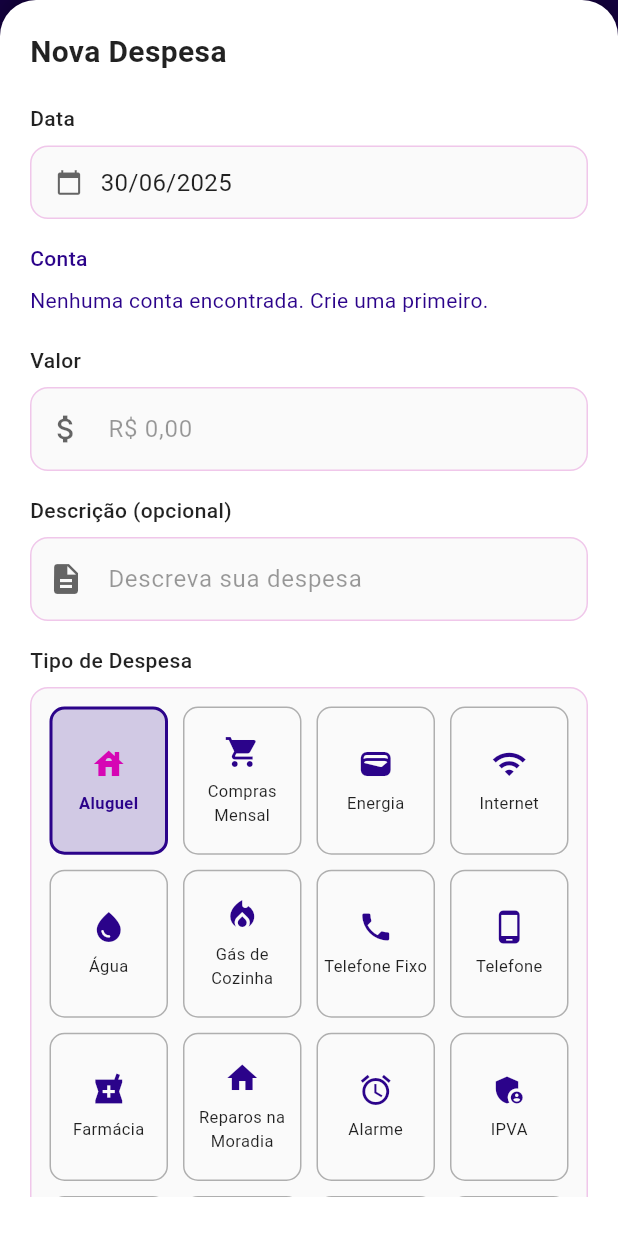
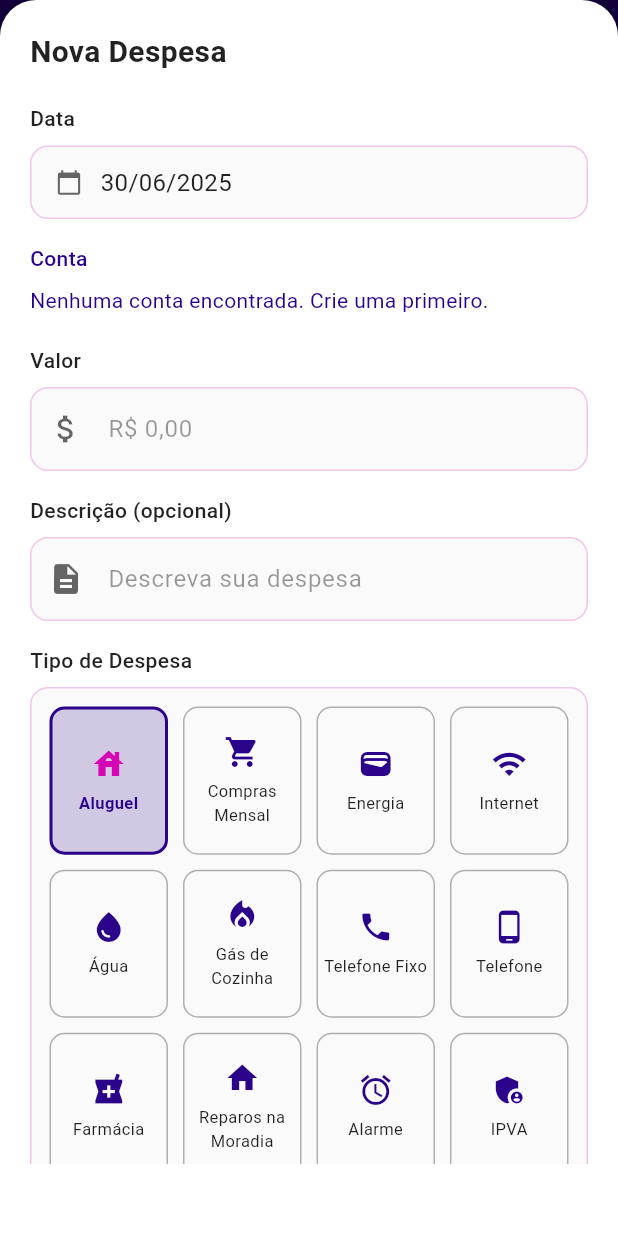
Before and after one commit to jhonnylucius/economize, a Flutter app: the CostsScreen screen opened by its route, after a tap on "Adicionar Despesa", on a phone screen of 412 x 824 dp. Run offline on Flutter 3.47's test engine with Material 3 defaults, Android fonts, the phone set to English and light mode, and no system bars; our stand-ins replace fl_chart, flutter_local_notifications, logger, mask_text_input_formatter, pdf, percent_indicator and 6 more; accounts and stored records are empty.

Commit message:
fix: ajustar valor mínimo de espaçamento inferior na tela de custos

```diff
--- a/lib/screen/costs_screen.dart
+++ b/lib/screen/costs_screen.dart
@@ -1734,7 +1734,7 @@ class _CostsScreenState extends State<CostsScreen>
                 20,
                 20,
                 20,
-                math.max(MediaQuery.of(context).viewInsets.bottom, 26),
+                math.max(MediaQuery.of(context).viewInsets.bottom, 48),
               ),
               child: SingleChildScrollView(
                 child: Form(
```
